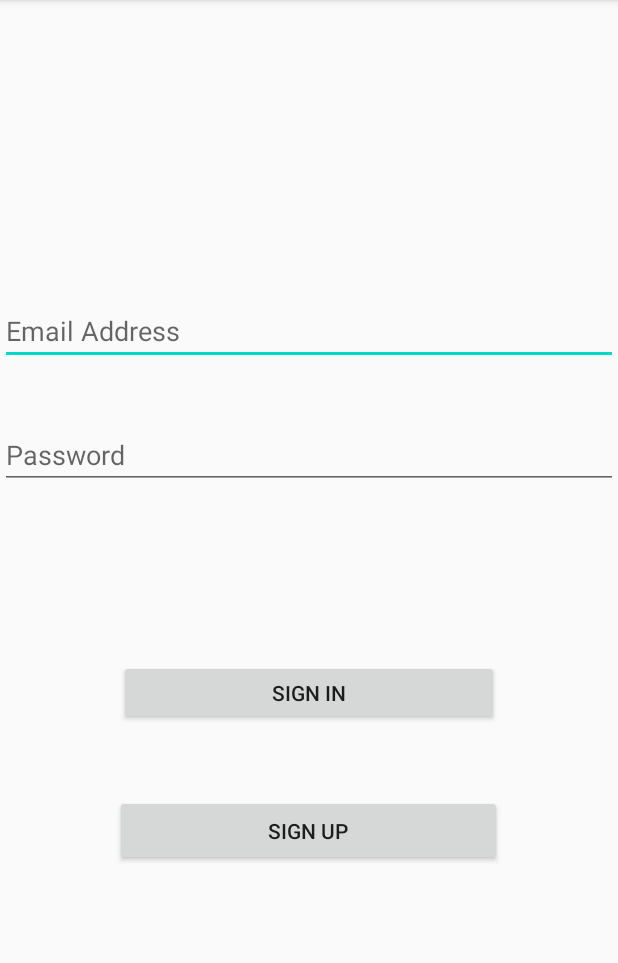
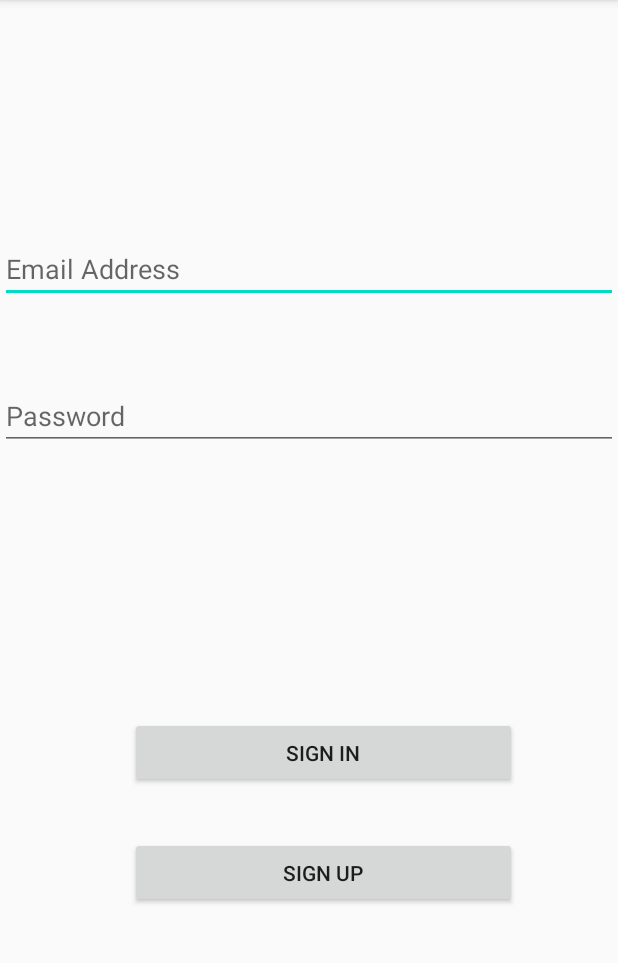
Before and after one commit to V-P-A-AppDev/MINIMAP, an Android app: the CustomerLoginActivity screen opened directly, with no data from a screen before it, on a phone screen of 412 x 824 dp, the part 84-1047 px from its top. Run offline under Robolectric (Android 15) with nearby library versions, the phone set to English and light mode, and no system bars; our stand-ins replace Firebase (no records; nobody signed in at launch, a user with empty details on screens opened directly); 1 statement that could not run was skipped.

Commit message:
Fixed UI

```diff
--- a/MiniMap/app/src/main/res/layout/activity_customer_login.xml
+++ b/MiniMap/app/src/main/res/layout/activity_customer_login.xml
@@ -1,10 +1,12 @@
 <?xml version="1.0" encoding="utf-8"?>
-<androidx.constraintlayout.widget.ConstraintLayout xmlns:android="http://schemas.android.com/apk/res/android"    xmlns:app="http://schemas.android.com/apk/res-auto"
+<androidx.constraintlayout.widget.ConstraintLayout xmlns:android="http://schemas.android.com/apk/res/android"
+    xmlns:app="http://schemas.android.com/apk/res-auto"
     xmlns:tools="http://schemas.android.com/tools"
     android:layout_width="match_parent"
     android:layout_height="match_parent"
     tools:context="com.v_p_a_appdev.minimap.CustomerLoginActivity"
     android:orientation="vertical">
+
     <EditText
         android:id="@+id/email"
         android:layout_width="match_parent"
@@ -15,7 +17,7 @@
         app:layout_constraintHorizontal_bias="0.0"
         app:layout_constraintStart_toStartOf="parent"
         app:layout_constraintTop_toTopOf="parent"
-        app:layout_constraintVertical_bias="0.274" />
+        app:layout_constraintVertical_bias="0.217" />
 
     <EditText
         android:id="@+id/password"
@@ -23,21 +25,24 @@
         android:layout_height="wrap_content"
         android:hint="Password"
         app:layout_constraintBottom_toBottomOf="parent"
-        app:layout_constraintEnd_toEndOf="@+id/email"
-        app:layout_constraintHorizontal_bias="0.0"
-        app:layout_constraintStart_toStartOf="@+id/email"
-        app:layout_constraintTop_toTopOf="@+id/email"
-        app:layout_constraintVertical_bias="0.158" />
+        app:layout_constraintEnd_toEndOf="@+id/login"
+        app:layout_constraintHorizontal_bias="0.562"
+        app:layout_constraintStart_toStartOf="@+id/login"
+        app:layout_constraintTop_toTopOf="parent"
+        app:layout_constraintVertical_bias="0.352" />
+
     <Button
         android:id="@+id/login"
-        android:layout_width="253dp"
-        android:layout_height="43dp"
+        android:layout_width="258dp"
+        android:layout_height="47dp"
         android:text="Sign In"
         app:layout_constraintBottom_toBottomOf="parent"
         app:layout_constraintEnd_toEndOf="parent"
-        app:layout_constraintStart_toStartOf="parent"
+        app:layout_constraintHorizontal_bias="0.562"
+        app:layout_constraintStart_toStartOf="@+id/email"
         app:layout_constraintTop_toTopOf="parent"
-        app:layout_constraintVertical_bias="0.607" />
+        app:layout_constraintVertical_bias="0.663" />
+
     <Button
         android:id="@+id/registration"
         android:layout_width="258dp"
@@ -45,8 +50,8 @@
         android:text="Sign Up"
         app:layout_constraintBottom_toBottomOf="parent"
         app:layout_constraintEnd_toEndOf="parent"
-        app:layout_constraintHorizontal_bias="0.496"
+        app:layout_constraintHorizontal_bias="0.562"
         app:layout_constraintStart_toStartOf="parent"
         app:layout_constraintTop_toTopOf="parent"
-        app:layout_constraintVertical_bias="0.735"/>
+        app:layout_constraintVertical_bias="0.774" />
 </androidx.constraintlayout.widget.ConstraintLayout>
```
Also changed, not shown: MiniMap/app/src/main/res/layout/activity_worker_login.xml (+8 -7 lines).
